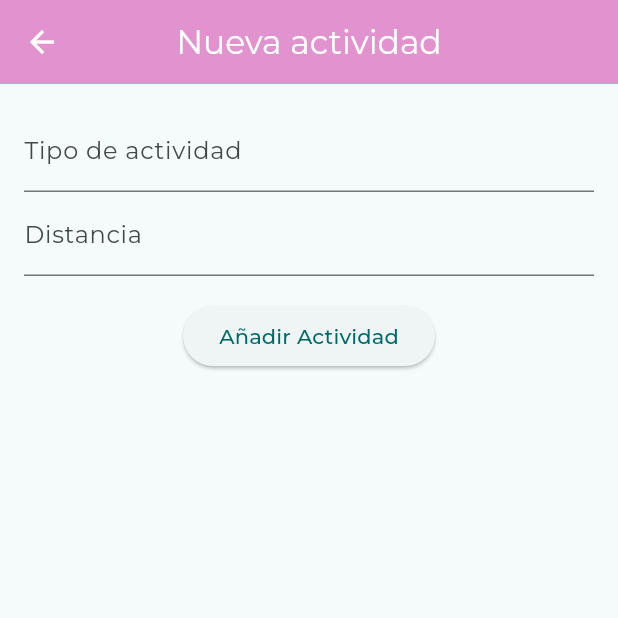
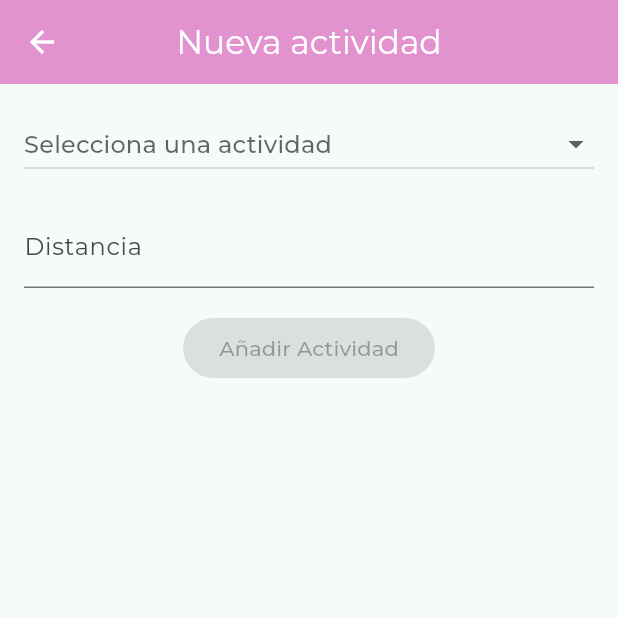
Before and after one commit to andresgf95/flutter-learn, a Flutter app: the NewActivity screen opened directly, on a phone screen of 412 x 824 dp, the top half of it. Run offline on Flutter 3.47's test engine with Material 2 defaults, Android fonts, the phone set to English and light mode, and no system bars; our stand-ins replace google_fonts.

Commit message:
actividad 2.1

```diff
--- a/actividad_2/lib/main.dart
+++ b/actividad_2/lib/main.dart
@@ -2,7 +2,6 @@ import 'package:actividad_2/screens/home_page.dart';
 import 'package:actividad_2/styles/app_style.dart';
 import 'package:flutter/material.dart';
 import 'package:google_fonts/google_fonts.dart';
-
 
 void main() {
   runApp(const MyApp());
@@ -26,8 +25,7 @@ class MyApp extends StatelessWidget {
             backgroundColor: AppStyles.persianPink,
             foregroundColor: Colors.white,
             centerTitle: true,
-        ),
-      ),
+          )),
       home: const HomePage(),
     );
   }
--- a/actividad_2/lib/screens/new_activity.dart
+++ b/actividad_2/lib/screens/new_activity.dart
@@ -10,8 +10,9 @@ class NewActivity extends StatefulWidget {
 }
 
 class _NewActivityState extends State<NewActivity> {
-  TextEditingController activityController = TextEditingController();
   TextEditingController distanceController = TextEditingController();
+  String? selectedActivity;
+  bool isButtonEnabled = false;
 
   @override
   Widget build(BuildContext context) {
@@ -23,15 +24,46 @@ class _NewActivityState extends State<NewActivity> {
         padding: const EdgeInsets.all(16.0),
         child: Column(
           children: [
-              TextField(
-                controller: activityController,
-                decoration: const InputDecoration(
-                  border: UnderlineInputBorder(),
-                  labelText: 'Tipo de actividad',
+            DropdownButton<String>(
+              value: selectedActivity,
+              hint: const Text('Selecciona una actividad'),
+              onChanged: (String? value) {
+                setState(() {
+                  selectedActivity = value;
+                  isButtonEnabled = value != null && value.isNotEmpty;
+                });
+              },
+              items: <String>[
+                'Caminar',
+                'Correr',
+                'Bicicleta',
+              ].map<DropdownMenuItem<String>>((String value) {
+                IconData icon;
+                if (value == 'Correr') {
+                  icon = Icons.directions_run;
+                } else if (value == 'Bicicleta') {
+                  icon = Icons.directions_bike;
+                } else {
+                  icon = Icons.directions_walk;
+                }
+
+                return DropdownMenuItem<String>(
+                  value: value,
+                  child: Row(
+                    children: [
+                      Icon(icon),
+                      const SizedBox(width: 8),
+                      Text(value),
+                    ],
                   ),
+                );
+              }).toList(),
+              isExpanded: true,
             ),
+            const SizedBox(height: 16),
             TextField(
               controller: distanceController,
+              keyboardType: TextInputType.number,
               decoration: const InputDecoration(
                 border: UnderlineInputBorder(),
                 labelText: 'Distancia',
@@ -39,11 +71,11 @@ class _NewActivityState extends State<NewActivity> {
             ),
             const SizedBox(height: 16),
             ElevatedButton(
-                onPressed: () {
-                  var activityType = activityController.text;
+              onPressed: isButtonEnabled
+                  ? () {
                       var distance = distanceController.text;
                       var activity = Activity(
-                    type: activityType,
+                        type: selectedActivity!,
                         date: DateTime.now(),
                         distance: double.tryParse(distance) ?? 0,
                       );
@@ -51,11 +83,13 @@ class _NewActivityState extends State<NewActivity> {
                         context,
                         activity,
                       );
-                },
+                    }
+                  : null,
               child: const Text("Añadir Actividad"),
-              )
+            ),
           ],
         ),
-        ));
+      ),
+    );
   }
 }
--- /dev/null
+++ b/to_do/lib/styles/styles.dart
@@ -0,0 +1,2 @@
+class StylesApp {
+}
```
Also changed, not shown: to_do/lib/screens/home.dart (added, +17 -0 lines). Lines whose indentation alone changed are shown as unchanged.
